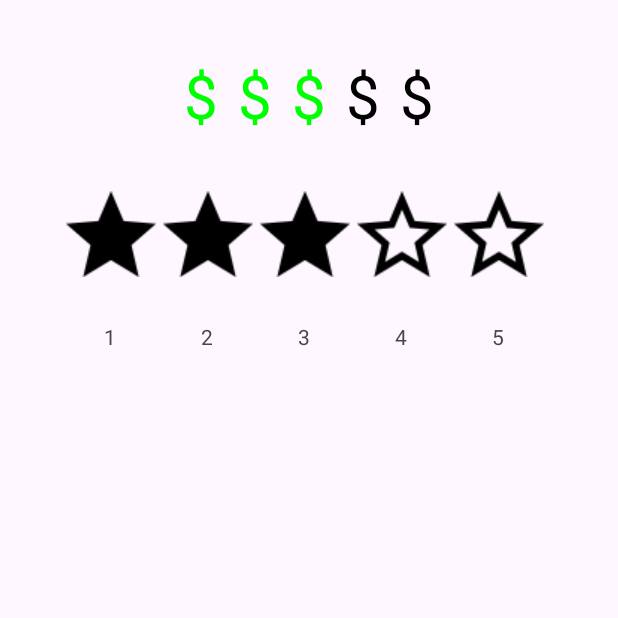
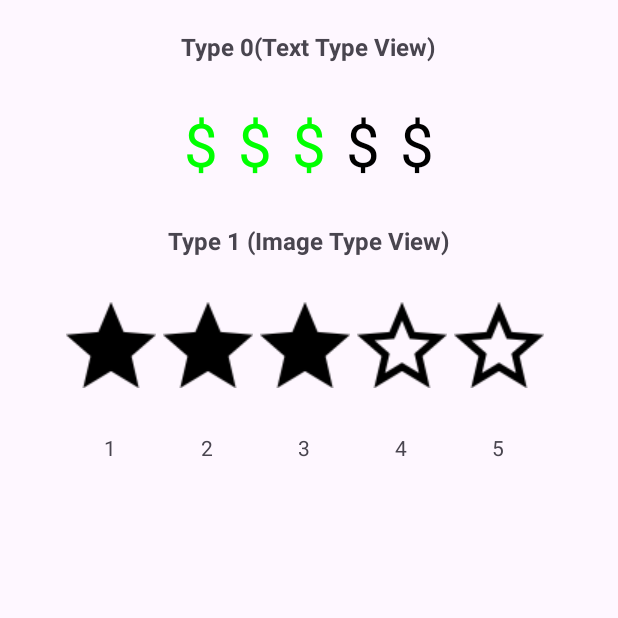
Before and after one commit to vishnukumar7/TypeRatingBar, an Android app: the screen it shows after launch (MainActivity), on a phone screen of 412 x 824 dp, the top half of it. Run offline under Robolectric (Android 15) with nearby library versions, the phone set to English and light mode, and no system bars.

Commit message:
2 type added 1. Text View Rating Bar 2. Image View Rating Bar

```diff
--- a/app/src/main/java/com/app/sampleapplication/MainActivity.kt
+++ b/app/src/main/java/com/app/sampleapplication/MainActivity.kt
@@ -28,8 +28,8 @@ class MainActivity : AppCompatActivity() {
 
         type1RatingView = findViewById(R.id.type1)
         type1RatingView.setRatingBarType(RatingType.RATING_BAR_IMAGE_TYPE)
-        type1RatingView.setDrawableNormalDrawable(getDrawable(io.github.typeratingbar.R.drawable.ic_star_normal)) ///--> default normal image
-        type1RatingView.setDrawableSelectedDrawable(getDrawable(io.github.typeratingbar.R.drawable.ic_star_selected)) /// default selected image
+        type1RatingView.setDrawableNormalDrawable(getDrawable(io.github.typeratingbar.R.drawable.ic_star_normal)) ///--> default normal image or optional
+        type1RatingView.setDrawableSelectedDrawable(getDrawable(io.github.typeratingbar.R.drawable.ic_star_selected)) /// default selected image or optional
         type1RatingView.setStarTintColor(Color.BLACK)
         type1RatingView.setTotalStar(5)
         type1RatingView.setHorizontalPadding(5)
--- a/app/src/main/res/layout/activity_main.xml
+++ b/app/src/main/res/layout/activity_main.xml
@@ -8,11 +8,28 @@
     android:layout_height="match_parent"
     tools:context=".MainActivity">
 
+    <androidx.appcompat.widget.AppCompatTextView
+        android:layout_width="wrap_content"
+        android:layout_marginTop="20dp"
+        android:textSize="16sp"
+        android:textStyle="bold"
+        android:text="@string/type_0_text_type_view"
+        android:layout_height="wrap_content"/>
+
     <io.github.typeratingbar.TypeRatingBar
         android:id="@+id/type0"
         android:layout_width="wrap_content"
-        android:layout_marginTop="30dp"
+        android:layout_marginTop="20dp"
         android:layout_height="wrap_content" />
+
+    <androidx.appcompat.widget.AppCompatTextView
+        android:layout_width="wrap_content"
+        android:layout_marginTop="20dp"
+        android:textSize="16sp"
+        android:textStyle="bold"
+        android:text="@string/type_1_image_type_view"
+        android:layout_height="wrap_content"/>
+
 
     <io.github.typeratingbar.TypeRatingBar
         android:id="@+id/type1"
--- a/app/src/main/res/values/strings.xml
+++ b/app/src/main/res/values/strings.xml
@@ -1,3 +1,5 @@
 <resources>
     <string name="app_name">SampleRatingApplication</string>
+    <string name="type_0_text_type_view">Type 0(Text Type View)</string>
+    <string name="type_1_image_type_view">Type 1 (Image Type View)</string>
 </resources>
```
Also changed, not shown: 1 other file.
